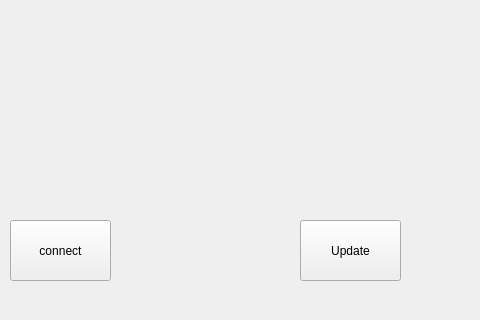
First picture: the form in settingsHomeKit/mainwindow.ui, repository lion037osx/homeKit, before the edit; both pictures show x 0 to 480 and y 87 to 407 of the 683 by 407 pixel window.
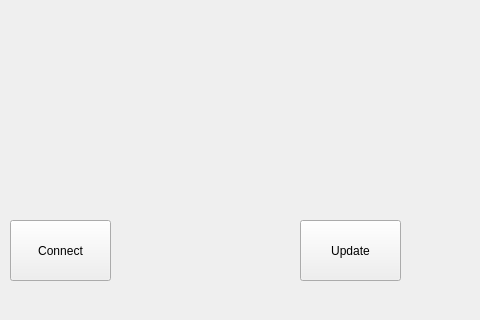
Second picture: the form after the edit.

The edit to the form file:
```diff
--- a/settingsHomeKit/mainwindow.ui
+++ b/settingsHomeKit/mainwindow.ui
@@ -37,7 +37,7 @@
      </rect>
     </property>
     <property name="text">
-     <string>connect</string>
+     <string>Connect</string>
     </property>
    </widget>
    <widget class="QPushButton" name="pushButton_send">
```
Left out of the diff: 2 changed lines with no effect on the pictures.
